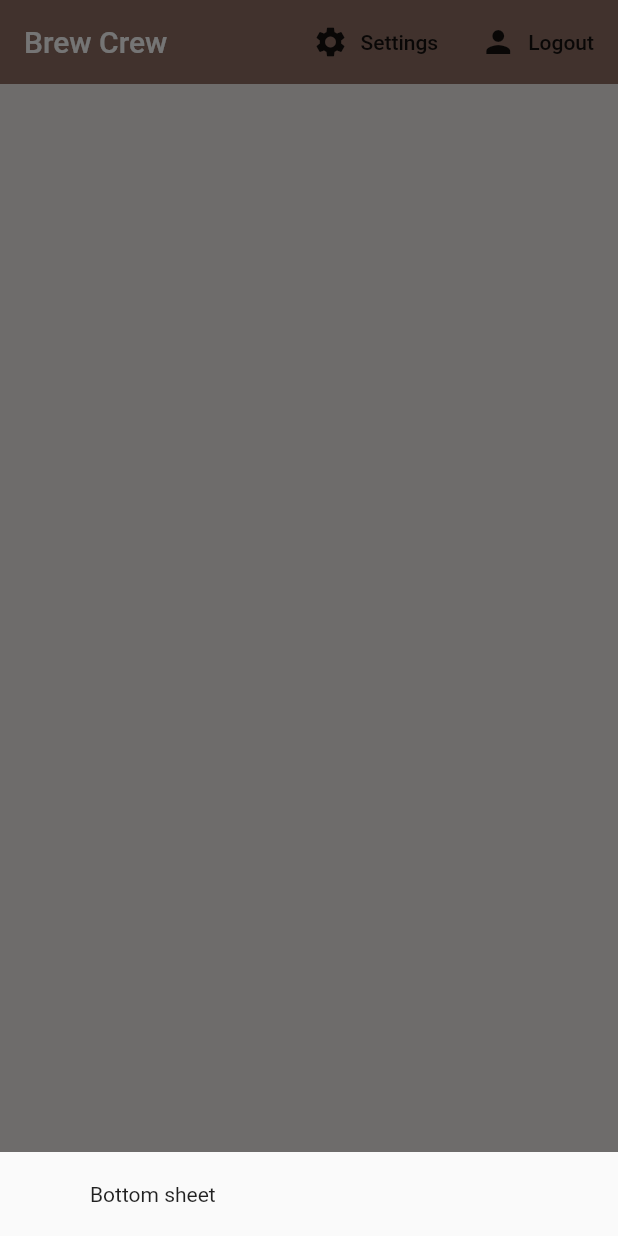
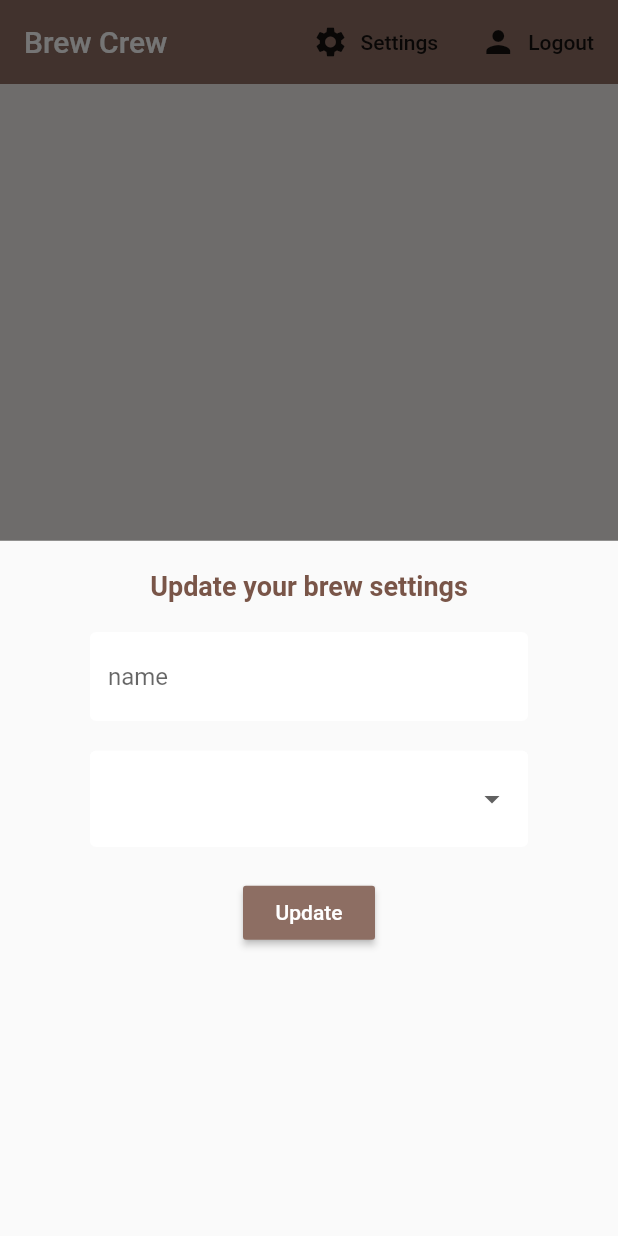
Before and after one commit to J-DK/flutter_firebase, a Flutter app: the screen it shows once a user with an empty profile is signed in, after a tap on "Settings", on a phone screen of 412 x 824 dp. Run offline on Flutter 3.47's test engine with Material 2 defaults, Android fonts, the phone set to English and light mode, and no system bars; our stand-ins replace cloud_firestore, firebase_auth, firebase_core, flutter_spinkit; accounts and stored records are empty.

Commit message:
feat: created a form widget to update the settings of the brew

```diff
--- a/lib/screens/home/home.dart
+++ b/lib/screens/home/home.dart
@@ -1,6 +1,7 @@
 import 'package:flutter/material.dart';
 import 'package:flutter_firebase/models/brew.dart';
 import 'package:flutter_firebase/screens/home/brew_list.dart';
+import 'package:flutter_firebase/screens/home/settings_form.dart';
 import 'package:flutter_firebase/services/auth.dart';
 import 'package:flutter_firebase/services/database.dart';
 import 'package:provider/provider.dart';
@@ -16,7 +17,7 @@ class Home extends StatelessWidget {
       showModalBottomSheet(context: context, builder: (context) {
         return Container(
           padding: EdgeInsets.symmetric(vertical: 20, horizontal: 60),
-          child: Text('Bottom sheet'),
+          child: SettingsForm(),
         );
       });
     }
--- /dev/null
+++ b/lib/screens/home/settings_form.dart
@@ -0,0 +1,61 @@
+import 'package:flutter/material.dart';
+import 'package:flutter_firebase/shared/constants.dart';
+
+class SettingsForm extends StatefulWidget {
+  @override
+  _SettingsFormState createState() => _SettingsFormState();
+}
+
+class _SettingsFormState extends State<SettingsForm> {
+
+  final _formKey = GlobalKey<FormState>();
+  final List<String> sugars = ['0', '10', '20', '30', '40', '50'];
+
+  String currentName;
+  int currentStrength;
+  String currentSugars;
+
+  @override
+  Widget build(BuildContext context) {
+    return Form(
+      key: _formKey,
+      child: Column(
+        children: <Widget>[
+          Text(
+          'Update your brew settings',
+          style: TextStyle(fontSize: 18, fontWeight: FontWeight.bold, color: Colors.brown)
+          ),
+          SizedBox(height: 20),
+          TextFormField(
+            cursorColor: Colors.brown,
+            onChanged: (val) => setState(() => currentName = val),
+            validator: (val) => val.isEmpty ? 'Please enter a name' : null,
+            decoration: textInputDecoration.copyWith(hintText: 'name'),
+          ),
+          SizedBox(height: 20),
+          DropdownButtonFormField(
+            decoration: textInputDecoration,
+            value: currentSugars ?? 0,
+            items: sugars.map((sugar) {
+              return DropdownMenuItem(
+                  value: sugar,
+                  child: Text('$sugar sugars')
+              );
+            }).toList(),
+            onChanged: (val) => setState(() => currentSugars = val),
+          ),
+          SizedBox(height: 20),
+          RaisedButton(
+              color: Colors.brown[400],
+              child: Text(
+                  'Update',
+                  style: TextStyle(color: Colors.white)
+              ),
+              onPressed: () async {
+              }
+          )
+        ],
+      ),
+    );
+  }
+}
```
